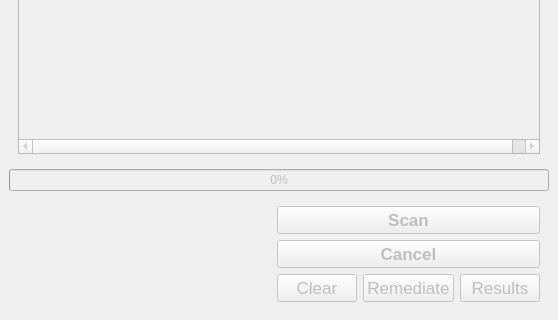
The window that ui/MainWindow.ui (OpenSCAP/scap-workbench) describes before a commit, drawn with Qt 5; both pictures show x 0 to 558 and y 510 to 830 of the 558 by 830 pixel window.
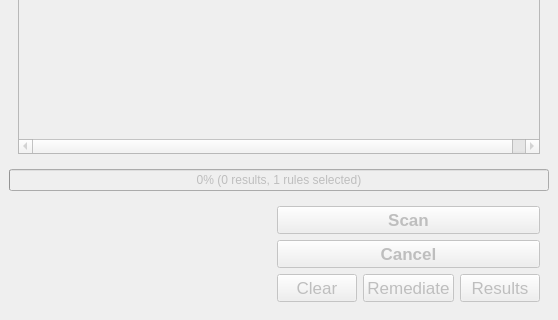
The same window after the commit.

Commit message: Added scanning progress estimation / reporting

```diff
--- a/ui/MainWindow.ui
+++ b/ui/MainWindow.ui
@@ -155,11 +155,14 @@
     </item>
     <item>
      <widget class="QProgressBar" name="progressBar">
+      <property name="maximum">
+       <number>1</number>
+      </property>
       <property name="value">
        <number>0</number>
       </property>
       <property name="format">
-       <string>%p%</string>
+       <string>%p% (%v results, %m rules selected)</string>
       </property>
      </widget>
     </item>
```
The commit also changes 1 other file.
